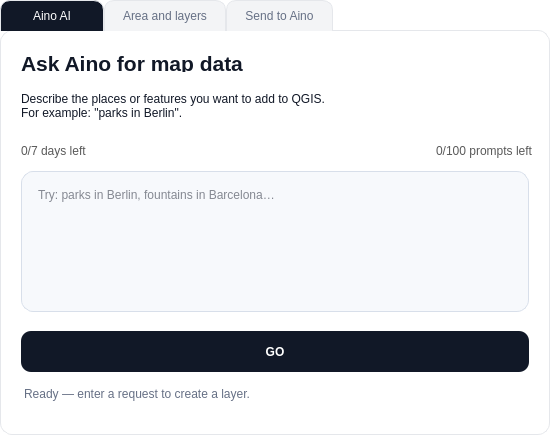
Above: src/main_tab/ui_files/main.ui from Aino-Technology/aino-qgis-plugin before the change. Below: the same form after it.
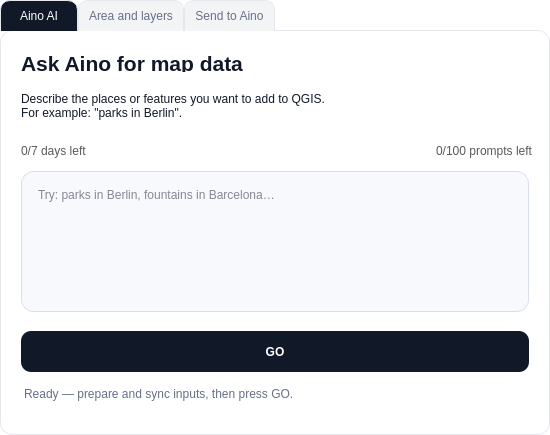
That is the form after the change.

What changed in the file:
```diff
--- a/src/main_tab/ui_files/main.ui
+++ b/src/main_tab/ui_files/main.ui
@@ -40,8 +40,8 @@
  border-bottom: none;
  border-top-left-radius: 10px;
  border-top-right-radius: 10px;
- padding: 8px 18px;
- min-width: 66px;
+ padding: 8px 10px;
+ min-width: 56px;
 }
 QTabBar::tab:selected {
  background-color: #111827;
@@ -372,7 +372,7 @@
 </string>
     </property>
     <property name="text">
-     <string>Ready — enter a request to create a layer.</string>
+     <string>Ready — prepare and sync inputs, then press GO.</string>
     </property>
     <property name="wordWrap">
      <bool>true</bool>
```
